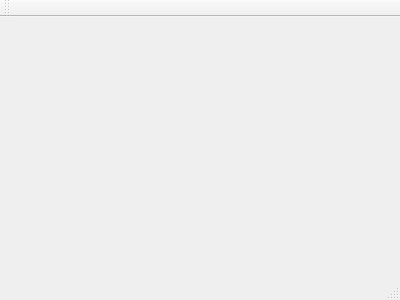
First picture: the form in Backoffice-Nicolas-LDC/mainwindow.ui, repository ProjetNewWorld/BackOffice, before the edit.
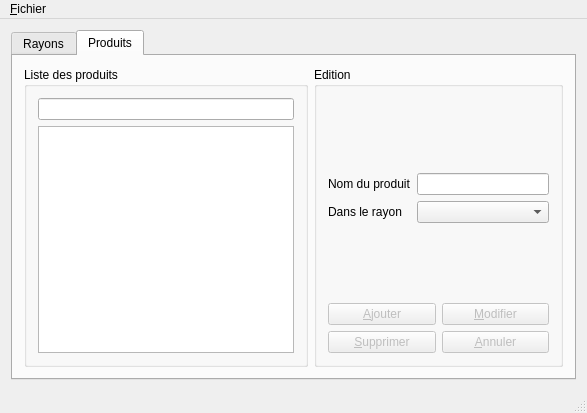
Second picture: the form after the edit.

Commit message: Mise en forme de l'application backoffice

```diff
--- a/Backoffice-Nicolas-LDC/mainwindow.ui
+++ b/Backoffice-Nicolas-LDC/mainwindow.ui
@@ -6,31 +6,296 @@
    <rect>
     <x>0</x>
     <y>0</y>
-    <width>400</width>
-    <height>300</height>
+    <width>587</width>
+    <height>413</height>
    </rect>
   </property>
   <property name="windowTitle">
    <string>BackOffice - NewWorld</string>
   </property>
-  <widget class="QWidget" name="centralWidget"/>
+  <widget class="QWidget" name="centralWidget">
+   <layout class="QVBoxLayout" name="verticalLayout_3">
+    <item>
+     <widget class="QTabWidget" name="tabWidget">
+      <property name="currentIndex">
+       <number>1</number>
+      </property>
+      <widget class="QWidget" name="tabRayons">
+       <attribute name="title">
+        <string>Rayons</string>
+       </attribute>
+       <layout class="QGridLayout" name="gridLayout_8">
+        <item row="0" column="0">
+         <widget class="QGroupBox" name="groupBoxListeRayons">
+          <property name="title">
+           <string>Liste des rayons</string>
+          </property>
+          <layout class="QGridLayout" name="gridLayout">
+           <item row="0" column="0">
+            <widget class="QListWidget" name="listWidgetRayons">
+             <property name="alternatingRowColors">
+              <bool>true</bool>
+             </property>
+            </widget>
+           </item>
+          </layout>
+         </widget>
+        </item>
+        <item row="0" column="1">
+         <widget class="QGroupBox" name="groupBoxRayonsEdition">
+          <property name="title">
+           <string>Edition</string>
+          </property>
+          <layout class="QGridLayout" name="gridLayout_4">
+           <item row="0" column="0">
+            <layout class="QVBoxLayout" name="verticalLayout_2">
+             <item>
+              <spacer name="verticalSpacer_3">
+               <property name="orientation">
+                <enum>Qt::Vertical</enum>
+               </property>
+               <property name="sizeHint" stdset="0">
+                <size>
+                 <width>20</width>
+                 <height>40</height>
+                </size>
+               </property>
+              </spacer>
+             </item>
+             <item>
+              <layout class="QFormLayout" name="formLayout_2">
+               <item row="0" column="0">
+                <widget class="QLabel" name="labelRayonsNomDuRayon">
+                 <property name="text">
+                  <string>Nom du rayon</string>
+                 </property>
+                </widget>
+               </item>
+               <item row="0" column="1">
+                <widget class="QLineEdit" name="lineEditRayons"/>
+               </item>
+              </layout>
+             </item>
+             <item>
+              <spacer name="verticalSpacer_4">
+               <property name="orientation">
+                <enum>Qt::Vertical</enum>
+               </property>
+               <property name="sizeHint" stdset="0">
+                <size>
+                 <width>20</width>
+                 <height>40</height>
+                </size>
+               </property>
+              </spacer>
+             </item>
+             <item>
+              <layout class="QGridLayout" name="gridLayout_2">
+               <item row="0" column="0">
+                <widget class="QPushButton" name="pushButtonRayonsAjouter">
+                 <property name="enabled">
+                  <bool>false</bool>
+                 </property>
+                 <property name="text">
+                  <string>&amp;Ajouter</string>
+                 </property>
+                </widget>
+               </item>
+               <item row="0" column="1">
+                <widget class="QPushButton" name="pushButtonRayonsModifier">
+                 <property name="enabled">
+                  <bool>false</bool>
+                 </property>
+                 <property name="text">
+                  <string>&amp;Modifier</string>
+                 </property>
+                </widget>
+               </item>
+               <item row="1" column="0">
+                <widget class="QPushButton" name="pushButtonRayonsSupprimer">
+                 <property name="enabled">
+                  <bool>false</bool>
+                 </property>
+                 <property name="text">
+                  <string>&amp;Supprimer</string>
+                 </property>
+                 <property name="checkable">
+                  <bool>false</bool>
+                 </property>
+                </widget>
+               </item>
+               <item row="1" column="1">
+                <widget class="QPushButton" name="pushButtonRayonsAnnuler">
+                 <property name="enabled">
+                  <bool>false</bool>
+                 </property>
+                 <property name="text">
+                  <string>&amp;Annuler</string>
+                 </property>
+                </widget>
+               </item>
+              </layout>
+             </item>
+            </layout>
+           </item>
+          </layout>
+         </widget>
+        </item>
+       </layout>
+      </widget>
+      <widget class="QWidget" name="tabProduits">
+       <attribute name="title">
+        <string>Produits</string>
+       </attribute>
+       <layout class="QGridLayout" name="gridLayout_7">
+        <item row="0" column="0">
+         <widget class="QGroupBox" name="groupBoxListeProduits">
+          <property name="title">
+           <string>Liste des produits</string>
+          </property>
+          <layout class="QGridLayout" name="gridLayout_5">
+           <item row="1" column="0">
+            <widget class="QListWidget" name="listWidgetProduits">
+             <property name="alternatingRowColors">
+              <bool>true</bool>
+             </property>
+            </widget>
+           </item>
+           <item row="0" column="0">
+            <widget class="QLineEdit" name="lineEditRechercheProduits"/>
+           </item>
+          </layout>
+         </widget>
+        </item>
+        <item row="0" column="1">
+         <widget class="QGroupBox" name="groupBoxEditionProduits">
+          <property name="title">
+           <string>Edition</string>
+          </property>
+          <layout class="QGridLayout" name="gridLayout_6">
+           <item row="0" column="0">
+            <layout class="QVBoxLayout" name="verticalLayout">
+             <item>
+              <spacer name="verticalSpacer">
+               <property name="orientation">
+                <enum>Qt::Vertical</enum>
+               </property>
+               <property name="sizeHint" stdset="0">
+                <size>
+                 <width>20</width>
+                 <height>40</height>
+                </size>
+               </property>
+              </spacer>
+             </item>
+             <item>
+              <layout class="QFormLayout" name="formLayout">
+               <item row="0" column="0">
+                <widget class="QLabel" name="labelProduitNomDuProduit">
+                 <property name="text">
+                  <string>Nom du produit</string>
+                 </property>
+                </widget>
+               </item>
+               <item row="0" column="1">
+                <widget class="QLineEdit" name="lineEditProduits"/>
+               </item>
+               <item row="1" column="0">
+                <widget class="QLabel" name="labelProduitDansLeRayons">
+                 <property name="text">
+                  <string>Dans le rayon</string>
+                 </property>
+                </widget>
+               </item>
+               <item row="1" column="1">
+                <widget class="QComboBox" name="comboBoxProduitsRayons"/>
+               </item>
+              </layout>
+             </item>
+             <item>
+              <spacer name="verticalSpacer_2">
+               <property name="orientation">
+                <enum>Qt::Vertical</enum>
+               </property>
+               <property name="sizeHint" stdset="0">
+                <size>
+                 <width>20</width>
+                 <height>40</height>
+                </size>
+               </property>
+              </spacer>
+             </item>
+             <item>
+              <layout class="QGridLayout" name="gridLayout_3">
+               <item row="0" column="0">
+                <widget class="QPushButton" name="pushButtonProduitsAjouter">
+                 <property name="enabled">
+                  <bool>false</bool>
+                 </property>
+                 <property name="text">
+                  <string>&amp;Ajouter</string>
+                 </property>
+                </widget>
+               </item>
+               <item row="0" column="1">
+                <widget class="QPushButton" name="pushButtonProduitsModifier">
+                 <property name="enabled">
+                  <bool>false</bool>
+                 </property>
+                 <property name="text">
+                  <string>&amp;Modifier</string>
+                 </property>
+                </widget>
+               </item>
+               <item row="1" column="0">
+                <widget class="QPushButton" name="pushButtonProduitsSupprimer">
+                 <property name="enabled">
+                  <bool>false</bool>
+                 </property>
+                 <property name="text">
+                  <string>&amp;Supprimer</string>
+                 </property>
+                </widget>
+               </item>
+               <item row="1" column="1">
+                <widget class="QPushButton" name="pushButtonProduitsAnnuler">
+                 <property name="enabled">
+                  <bool>false</bool>
+                 </property>
+                 <property name="text">
+                  <string>&amp;Annuler</string>
+                 </property>
+                </widget>
+               </item>
+              </layout>
+             </item>
+            </layout>
+           </item>
+          </layout>
+         </widget>
+        </item>
+       </layout>
+      </widget>
+     </widget>
+    </item>
+   </layout>
+  </widget>
   <widget class="QMenuBar" name="menuBar">
    <property name="geometry">
     <rect>
      <x>0</x>
      <y>0</y>
-     <width>400</width>
+     <width>587</width>
      <height>22</height>
     </rect>
    </property>
-  </widget>
-  <widget class="QToolBar" name="mainToolBar">
-   <attribute name="toolBarArea">
-    <enum>TopToolBarArea</enum>
-   </attribute>
-   <attribute name="toolBarBreak">
-    <bool>false</bool>
-   </attribute>
+   <widget class="QMenu" name="menu_Fichier">
+    <property name="title">
+     <string>&amp;Fichier</string>
+    </property>
+    <addaction name="action_Quitter"/>
+   </widget>
+   <addaction name="menu_Fichier"/>
   </widget>
   <widget class="QStatusBar" name="statusBar"/>
  </widget>
```
Left out of the diff: 22 changed lines with no effect on the pictures.
